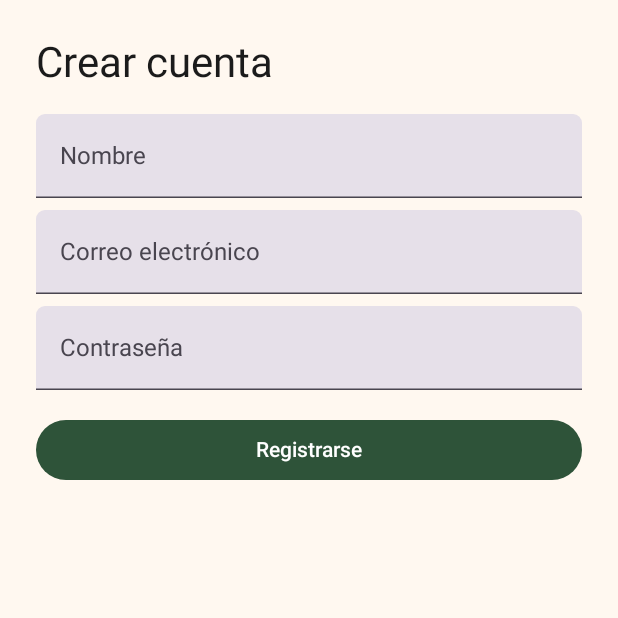
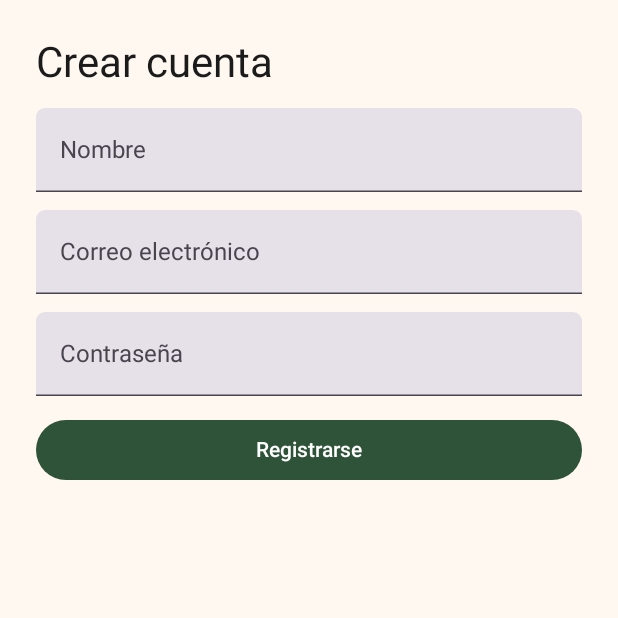
Before and after one commit to tian88crys/LecturaVivaApp, an Android app built with Jetpack Compose: the RegisterScreen screen opened through its navigation route, on a phone screen of 412 x 824 dp, the top half of it. Run offline under Robolectric (Android 15) with nearby library versions, the phone set to English and light mode, and no system bars; our stand-ins replace Firebase (no records; nobody signed in at launch, a user with empty details on screens opened directly).

```diff
--- a/app/build.gradle.kts
+++ b/app/build.gradle.kts
@@ -67,6 +67,10 @@ dependencies {
     implementation(platform("com.google.firebase:firebase-bom:33.5.1"))
     implementation("com.google.firebase:firebase-firestore-ktx")
 
+    // 🔹 Retrofit para consumir la API externa
+    implementation("com.squareup.retrofit2:retrofit:2.9.0")
+    implementation("com.squareup.retrofit2:converter-gson:2.9.0")
+
     // Tests (si los usas)
     testImplementation("junit:junit:4.13.2")
     androidTestImplementation("androidx.test.ext:junit:1.2.1")
--- a/app/src/main/AndroidManifest.xml
+++ b/app/src/main/AndroidManifest.xml
@@ -1,6 +1,9 @@
 <?xml version="1.0" encoding="utf-8"?>
 <manifest xmlns:android="http://schemas.android.com/apk/res/android"
     xmlns:tools="http://schemas.android.com/tools">
+
+    <!-- 🔥 PERMISO PARA INTERNET (requerido para API externa OpenLibrary) -->
+    <uses-permission android:name="android.permission.INTERNET" />
 
     <application
         android:name=".LecturaVivaApplication"
@@ -12,6 +15,7 @@
         android:roundIcon="@mipmap/ic_launcher_round"
         android:supportsRtl="true"
         android:theme="@style/Theme.LecturaViva">
+
         <activity
             android:name=".MainActivity"
             android:exported="true"
@@ -19,10 +23,10 @@
             android:theme="@style/Theme.LecturaViva">
             <intent-filter>
                 <action android:name="android.intent.action.MAIN" />
-
                 <category android:name="android.intent.category.LAUNCHER" />
             </intent-filter>
         </activity>
+
     </application>
 
 </manifest>
--- a/app/src/main/java/com/lecturaviva/app/ui/screens/LoginScreen.kt
+++ b/app/src/main/java/com/lecturaviva/app/ui/screens/LoginScreen.kt
@@ -30,7 +30,7 @@ fun LoginScreen(
     onLogin: () -> Unit,
     onRegister: () -> Unit = {}
 ) {
-    var user by remember { mutableStateOf("") }
+    var email by remember { mutableStateOf("") }
     var pass by remember { mutableStateOf("") }
 
     val userRepository = remember { UserRepository() }
@@ -44,6 +44,7 @@ fun LoginScreen(
                 .padding(horizontal = 20.dp, vertical = 16.dp),
             horizontalAlignment = Alignment.CenterHorizontally
         ) {
+            // ---- Logo tipográfico + subtítulo ----
             Text(
                 "LeeConmigo !",
                 style = MaterialTheme.typography.titleLarge,
@@ -60,12 +61,14 @@ fun LoginScreen(
 
             Spacer(Modifier.height(20.dp))
 
+            // ---- Tarjeta: header verde + cuerpo terracota ----
             Column(
                 modifier = Modifier
                     .fillMaxWidth()
                     .shadow(4.dp, shape = RoundedCornerShape(24.dp))
                     .clip(RoundedCornerShape(24.dp))
             ) {
+                // Header verde
                 Surface(color = ForestGreen, modifier = Modifier.fillMaxWidth()) {
                     Text(
                         "Login",
@@ -74,12 +77,13 @@ fun LoginScreen(
                         modifier = Modifier.padding(horizontal = 20.dp, vertical = 14.dp)
                     )
                 }
+                // Cuerpo terracota
                 Surface(color = Terracotta, modifier = Modifier.fillMaxWidth()) {
                     Column(Modifier.padding(18.dp)) {
                         OutlinedTextField(
-                            value = user,
-                            onValueChange = { user = it },
-                            label = { Text("Usuario:") },
+                            value = email,
+                            onValueChange = { email = it },
+                            label = { Text("Correo electrónico") },
                             singleLine = true,
                             modifier = Modifier.fillMaxWidth()
                         )
@@ -87,7 +91,7 @@ fun LoginScreen(
                         OutlinedTextField(
                             value = pass,
                             onValueChange = { pass = it },
-                            label = { Text("Contraseña:") },
+                            label = { Text("Contraseña") },
                             singleLine = true,
                             visualTransformation = PasswordVisualTransformation(),
                             modifier = Modifier.fillMaxWidth()
@@ -112,6 +116,7 @@ fun LoginScreen(
             )
             Spacer(Modifier.height(10.dp))
 
+            // ---- Ilustración + CTA “Regístrate Aquí” ----
             Card(
                 shape = RoundedCornerShape(24.dp),
                 elevation = CardDefaults.cardElevation(defaultElevation = 4.dp)
@@ -138,7 +143,7 @@ fun LoginScreen(
                         colors = ButtonDefaults.buttonColors(containerColor = ForestGreen)
                     ) {
                         Text(
-                            "Registrate Aquí",
+                            "Regístrate Aquí",
                             fontWeight = FontWeight.SemiBold,
                             color = MaterialTheme.colorScheme.onPrimary
                         )
@@ -156,10 +161,11 @@ fun LoginScreen(
                 )
             }
 
+            // ---- Botón Entrar ----
             Button(
                 onClick = {
-                    if (user.isBlank() || pass.isBlank()) {
-                        errorMessage = "Ingresa usuario y contraseña"
+                    if (email.isBlank() || pass.isBlank()) {
+                        errorMessage = "Ingresa correo y contraseña"
                         return@Button
                     }
 
@@ -167,7 +173,7 @@ fun LoginScreen(
                     errorMessage = null
 
                     userRepository.login(
-                        email = user,
+                        email = email,
                         password = pass
                     ) { success, error ->
                         isLoading = false
--- a/app/src/main/java/com/lecturaviva/app/ui/screens/RegisterScreen.kt
+++ b/app/src/main/java/com/lecturaviva/app/ui/screens/RegisterScreen.kt
@@ -26,46 +26,43 @@ fun RegisterScreen(
         Column(
             modifier = Modifier
                 .fillMaxSize()
-                .padding(24.dp)
+                .padding(24.dp),
+            verticalArrangement = Arrangement.spacedBy(12.dp)
         ) {
             Text(
                 "Crear cuenta",
-                style = MaterialTheme.typography.headlineMedium,
-                modifier = Modifier.padding(bottom = 16.dp)
+                style = MaterialTheme.typography.headlineMedium
             )
 
             TextField(
                 value = name,
                 onValueChange = { name = it },
                 label = { Text("Nombre") },
+                singleLine = true,
                 modifier = Modifier.fillMaxWidth()
             )
-
-            Spacer(Modifier.height(8.dp))
 
             TextField(
                 value = email,
                 onValueChange = { email = it },
                 label = { Text("Correo electrónico") },
+                singleLine = true,
                 modifier = Modifier.fillMaxWidth()
             )
-
-            Spacer(Modifier.height(8.dp))
 
             TextField(
                 value = password,
                 onValueChange = { password = it },
                 label = { Text("Contraseña") },
+                singleLine = true,
                 modifier = Modifier.fillMaxWidth()
             )
-
-            Spacer(Modifier.height(16.dp))
 
             if (errorMessage != null) {
                 Text(
                     text = errorMessage!!,
                     color = Color.Red,
-                    modifier = Modifier.padding(bottom = 8.dp)
+                    style = MaterialTheme.typography.bodyMedium
                 )
             }
 
@@ -73,6 +70,16 @@ fun RegisterScreen(
                 onClick = {
                     if (name.isBlank() || email.isBlank() || password.isBlank()) {
                         errorMessage = "Completa todos los campos"
+                        return@Button
+                    }
+
+                    if (!email.contains("@")) {
+                        errorMessage = "Ingresa un correo válido"
+                        return@Button
+                    }
+
+                    if (password.length < 4) {
+                        errorMessage = "La contraseña debe tener al menos 4 caracteres"
                         return@Button
                     }
 
@@ -100,7 +107,8 @@ fun RegisterScreen(
                 if (isLoading) {
                     CircularProgressIndicator(
                         modifier = Modifier.size(20.dp),
-                        strokeWidth = 2.dp
+                        strokeWidth = 2.dp,
+                        color = MaterialTheme.colorScheme.onPrimary
                     )
                 } else {
                     Text("Registrarse")
```
Also changed, not shown: app/src/main/java/com/lecturaviva/app/data/repo/BookApiRepository.kt (added, +51 -0 lines), app/src/main/java/com/lecturaviva/app/data/repo/UserRepository.kt (+46 -10 lines), app/src/main/java/com/lecturaviva/app/ui/screens/CatalogScreen.kt (+120 -0 lines).
